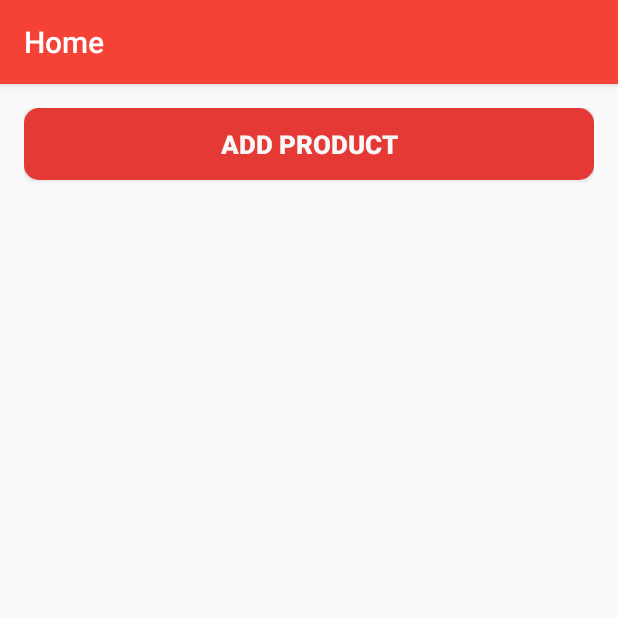
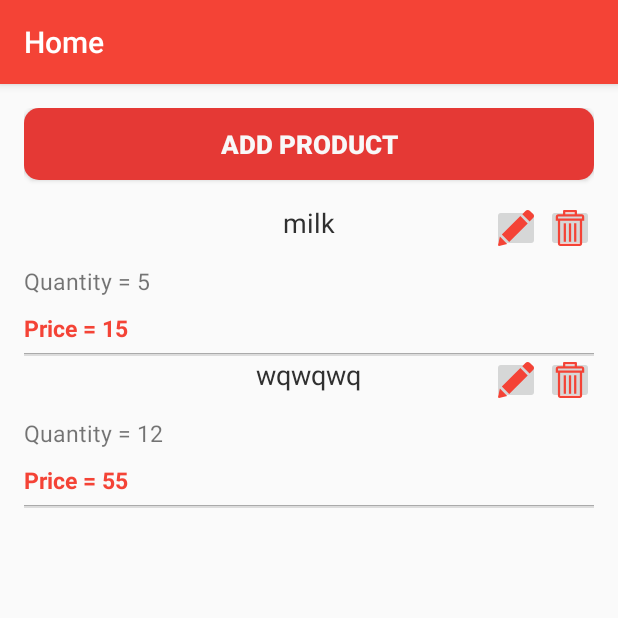
Before and after one commit to mahmoud-elshahat/Firbase-Store, an Android app: the screen it shows after launch once a user with an empty profile is signed in (HomeActivity), on a phone screen of 412 x 824 dp, the top half of it. Run offline under Robolectric (Android 15) with nearby library versions, the phone set to English and light mode, and no system bars; our stand-ins replace Firebase (no records; nobody signed in at launch, a user with empty details on screens opened directly).

Commit message:
Setup ListView .

```diff
--- a/app/src/main/java/mahmoudahmed/com/store/HomeActivity.java
+++ b/app/src/main/java/mahmoudahmed/com/store/HomeActivity.java
@@ -4,13 +4,35 @@ import android.content.Intent;
 import android.os.Bundle;
 import android.support.v7.app.AppCompatActivity;
 import android.view.View;
+import android.widget.ListView;
+
+import java.util.ArrayList;
 
 public class HomeActivity extends AppCompatActivity {
 
+    ListView productsList;
     @Override
     protected void onCreate(Bundle savedInstanceState) {
         super.onCreate(savedInstanceState);
         setContentView(R.layout.activity_home);
+
+        productsList=(ListView) findViewById(R.id.products_list);
+
+
+        //data
+        ArrayList<Product> products = new ArrayList<Product>();
+
+        Product fake=new Product("milk", "15","5");
+        Product fake2=new Product("wqwqwq", "55","12");
+        products.add(fake);
+        products.add(fake2);
+
+        //adapter
+        ProductsAdapter adapter = new ProductsAdapter(this, products);
+
+        //attach
+        productsList.setAdapter(adapter);
+
     }
 
 
--- /dev/null
+++ b/app/src/main/java/mahmoudahmed/com/store/ProductsAdapter.java
@@ -0,0 +1,48 @@
+package mahmoudahmed.com.store;
+
+import android.content.Context;
+import android.view.LayoutInflater;
+import android.view.View;
+import android.view.ViewGroup;
+import android.widget.ArrayAdapter;
+import android.widget.TextView;
+
+import java.util.ArrayList;
+
+/**
+ * Created by MahmoudAhmed on 4/9/2018.
+ */
+
+public class ProductsAdapter extends ArrayAdapter<Product> {
+
+    public ProductsAdapter(Context context, ArrayList<Product> products) {
+        super(context, 0, products);
+
+    }
+
+    @Override
+    public View getView(int position, View convertView, ViewGroup parent) {
+        // Get the data item for this position
+        Product product = getItem(position);
+
+        // Check if an existing view is being reused, otherwise inflate the view
+        if (convertView == null) {
+            convertView = LayoutInflater.from(getContext()).inflate(R.layout.item_product, parent, false);
+        }
+
+        TextView name,price , quantity;
+
+        name = convertView.findViewById(R.id.product_name);
+        price = convertView.findViewById(R.id.product_price);
+        quantity = convertView.findViewById(R.id.product_quantity);
+
+
+        name.setText(product.getName());
+        price.setText("Price = "+product.getPrice());
+        quantity.setText("Quantity = "+product.getQuantity());
+
+
+        return convertView;
+    }
+
+}
--- /dev/null
+++ b/app/src/main/res/drawable/delete.xml
@@ -0,0 +1,7 @@
+<vector android:height="24dp" android:viewportHeight="774.266"
+    android:viewportWidth="774.266" android:width="24dp" xmlns:android="http://schemas.android.com/apk/res/android">
+    <path android:fillColor="#f44336" android:pathData="M640.3,91.2H537V24C537,10.5 526.1,0 512.5,0c-1.3,0 -2.2,0.4 -2.6,0.9C509.5,0.4 508.6,0 508.2,0H265.2h-1.7h-1.8c-13.5,0 -24,10.5 -24,24v67.2H133.9c-29.7,0 -52.8,23.1 -52.8,52.8v38.4v48h45.8v491.6c0,29.7 22.7,52.3 52.3,52.3h415.7c29.7,0 52.8,-22.7 52.8,-52.3v-491.6h45.4v-48v-38.4C693.1,114.3 670,91.2 640.3,91.2zM285.7,48h202.8v43.2h-202.8V48zM599.3,721.9c0,3.1 -1.3,4.4 -4.4,4.4H179.3c-3.1,0 -4.4,-1.3 -4.4,-4.4V230.3h424.4V721.9zM644.7,182.3H129.6v-38.4c0,-3.1 1.3,-4.8 4.4,-4.8H640.3c3.1,0 4.4,1.7 4.4,4.8V182.3z"/>
+    <path android:fillColor="#f44336" android:pathData="M475,286.6h48.4v396.9h-48.4z"/>
+    <path android:fillColor="#f44336" android:pathData="M363.4,286.6h48.4v396.9h-48.4z"/>
+    <path android:fillColor="#f44336" android:pathData="M251.7,286.6h48.4v396.9h-48.4z"/>
+</vector>
--- /dev/null
+++ b/app/src/main/res/drawable/edit.xml
@@ -0,0 +1,4 @@
+<vector android:height="24dp" android:viewportHeight="528.899"
+    android:viewportWidth="528.899" android:width="24dp" xmlns:android="http://schemas.android.com/apk/res/android">
+    <path android:fillColor="#f44336" android:pathData="M328.9,89.1l107.6,107.6l-272.3,272.3L56.6,361.5L328.9,89.1zM518.1,63.2l-48,-48c-18.5,-18.5 -48.7,-18.5 -67.3,0l-46,46l107.6,107.6l53.6,-53.6C532.5,100.8 532.5,77.6 518.1,63.2zM0.3,512.7c-2,8.8 6,16.7 14.8,14.6l119.9,-29.1L27.5,390.6L0.3,512.7z"/>
+</vector>
--- a/app/src/main/res/layout/activity_home.xml
+++ b/app/src/main/res/layout/activity_home.xml
@@ -20,6 +20,14 @@
         android:textSize="17sp"
         android:textStyle="bold" />
 
+    <ListView
+        android:layout_width="match_parent"
+        android:layout_height="match_parent"
+        android:id="@+id/products_list"
+        android:layout_marginTop="16dp"
+
+        />
+
 
 
 </LinearLayout>
--- /dev/null
+++ b/app/src/main/res/layout/item_product.xml
@@ -0,0 +1,68 @@
+<?xml version="1.0" encoding="utf-8"?>
+<RelativeLayout
+    xmlns:android="http://schemas.android.com/apk/res/android" android:layout_width="match_parent"
+    android:layout_height="match_parent">
+
+    <TextView
+        android:id="@+id/product_name"
+        android:layout_width="wrap_content"
+        android:layout_height="wrap_content"
+        android:text="Product name"
+        android:textSize="18sp"
+        android:textColor="@color/black"
+        android:layout_centerHorizontal="true"
+        />
+
+
+    <TextView
+        android:layout_below="@id/product_name"
+        android:id="@+id/product_quantity"
+        android:layout_width="wrap_content"
+        android:layout_height="wrap_content"
+        android:text="Quantity  15"
+        android:layout_marginTop="16dp"
+        android:textSize="15sp"
+        />
+    <TextView
+        android:layout_below="@id/product_quantity"
+        android:id="@+id/product_price"
+        android:layout_width="wrap_content"
+        android:layout_height="wrap_content"
+        android:text="Price  50"
+        android:layout_marginTop="10dp"
+
+        android:textSize="15sp"
+        android:textStyle="bold"
+        android:textColor="@color/colorPrimary"
+        />
+
+
+
+    <ImageButton
+        android:id="@+id/delete"
+        android:layout_width="32dp"
+        android:layout_height="32dp"
+        android:src="@drawable/delete"
+        android:layout_alignParentEnd="true"
+        android:layout_alignParentRight="true"
+        />
+
+    <ImageButton
+        android:id="@+id/edit"
+        android:layout_width="32dp"
+        android:layout_height="32dp"
+        android:src="@drawable/edit"
+        android:layout_toLeftOf="@id/delete"
+        android:layout_marginRight="4dp"
+        />
+
+
+    <View
+        android:layout_width="match_parent"
+        android:layout_height="1px"
+        android:background="#aaa"
+        android:layout_marginTop="6dp"
+        android:layout_below="@id/product_price"
+        />
+
+</RelativeLayout>
```
